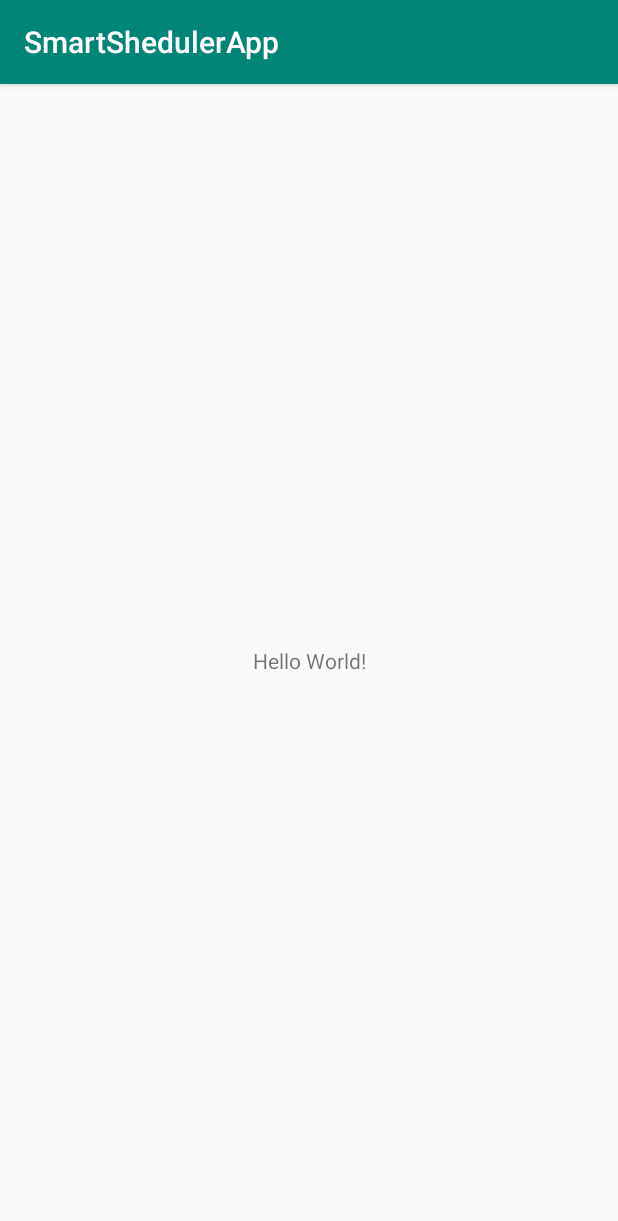
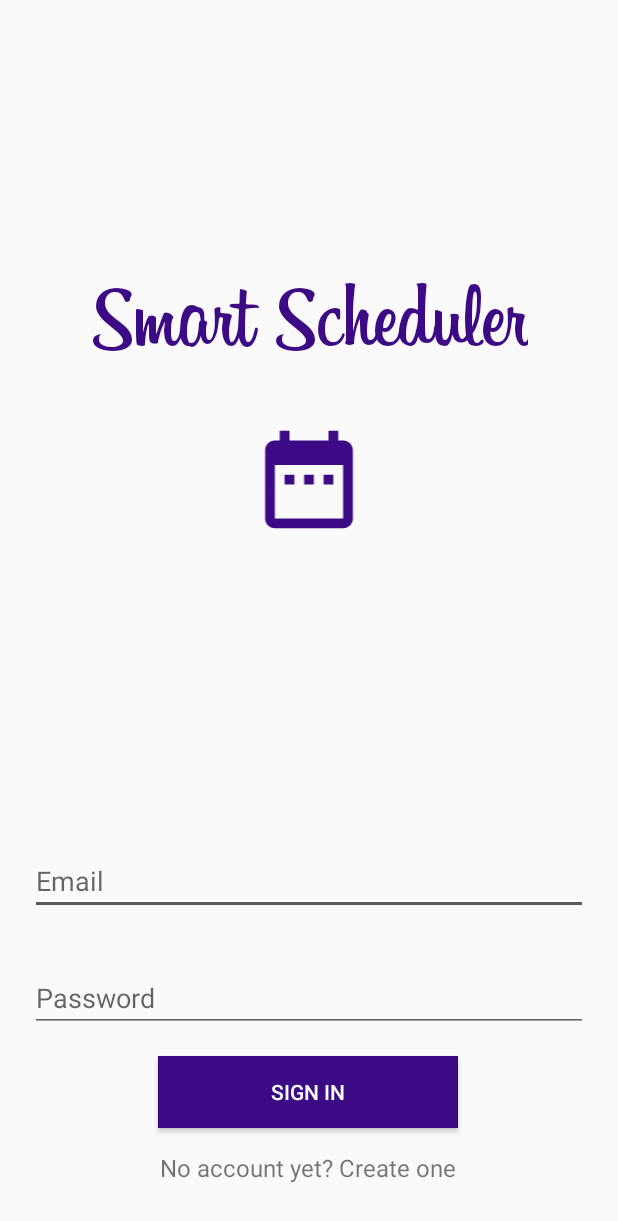
Before and after one commit to MilleR98/SmartScheduler_AndroidClient, an Android app: the screen it shows after launch (MainActivity before the commit, SignInActivity after it), on a phone screen of 412 x 824 dp. Shown: the top 1221 px of the screen. Run offline under Robolectric (Android 15) with nearby library versions, the light colour scheme and no system bars; our stand-ins replace ButterKnife.

Commit message:
Implemented sign in and sign up activities view and base events

```diff
--- a/app/src/main/java/com/example/smartshedulerapp/MainActivity.java
+++ /dev/null
@@ -1,13 +0,0 @@
-package com.example.smartshedulerapp;
-
-import android.support.v7.app.AppCompatActivity;
-import android.os.Bundle;
-
-public class MainActivity extends AppCompatActivity {
-
-    @Override
-    protected void onCreate(Bundle savedInstanceState) {
-        super.onCreate(savedInstanceState);
-        setContentView(R.layout.activity_main);
-    }
-}
--- /dev/null
+++ b/app/src/main/java/com/example/smartshedulerapp/model/SignInDTO.java
@@ -0,0 +1,4 @@
+package com.example.smartshedulerapp.model;
+
+public class SignInDTO {
+}
--- /dev/null
+++ b/app/src/main/java/com/example/smartshedulerapp/model/SignUpDTO.java
@@ -0,0 +1,5 @@
+package com.example.smartshedulerapp.model;
+
+@Data
+public class SignUpDTO {
+}
--- /dev/null
+++ b/app/src/main/java/com/example/smartshedulerapp/model/UserInfo.java
@@ -0,0 +1,4 @@
+package com.example.smartshedulerapp.model;
+
+public class UserInfo {
+}
--- /dev/null
+++ b/app/src/main/res/drawable/ic_date_range_black_36dp.xml
@@ -0,0 +1,10 @@
+<?xml version="1.0" encoding="UTF-8" standalone="no"?>
+<vector xmlns:android="http://schemas.android.com/apk/res/android"
+    android:width="36dp"
+    android:height="36dp"
+    android:viewportWidth="24.0"
+    android:viewportHeight="24.0">
+    <path
+        android:fillColor="@color/colorPrimaryDark"
+        android:pathData="M9,11L7,11v2h2v-2zM13,11h-2v2h2v-2zM17,11h-2v2h2v-2zM19,4h-1L18,2h-2v2L8,4L8,2L6,2v2L5,4c-1.11,0 -1.99,0.9 -1.99,2L3,20c0,1.1 0.89,2 2,2h14c1.1,0 2,-0.9 2,-2L21,6c0,-1.1 -0.9,-2 -2,-2zM19,20L5,20L5,9h14v11z" />
+</vector>
--- a/app/src/main/res/layout/activity_main.xml
+++ /dev/null
@@ -1,18 +0,0 @@
-<?xml version="1.0" encoding="utf-8"?>
-<android.support.constraint.ConstraintLayout xmlns:android="http://schemas.android.com/apk/res/android"
-    xmlns:app="http://schemas.android.com/apk/res-auto"
-    xmlns:tools="http://schemas.android.com/tools"
-    android:layout_width="match_parent"
-    android:layout_height="match_parent"
-    tools:context=".MainActivity">
-
-    <TextView
-        android:layout_width="wrap_content"
-        android:layout_height="wrap_content"
-        android:text="Hello World!"
-        app:layout_constraintBottom_toBottomOf="parent"
-        app:layout_constraintLeft_toLeftOf="parent"
-        app:layout_constraintRight_toRightOf="parent"
-        app:layout_constraintTop_toTopOf="parent" />
-
-</android.support.constraint.ConstraintLayout>
--- /dev/null
+++ b/app/src/main/res/layout/activity_sign_in.xml
@@ -0,0 +1,105 @@
+<?xml version="1.0" encoding="utf-8"?>
+<androidx.constraintlayout.widget.ConstraintLayout
+    xmlns:android="http://schemas.android.com/apk/res/android"
+    xmlns:app="http://schemas.android.com/apk/res-auto"
+    xmlns:tools="http://schemas.android.com/tools"
+    android:layout_width="match_parent"
+    android:layout_height="match_parent"
+    tools:context=".activity.SignInActivity">
+
+    <TextView
+        android:id="@+id/textView"
+        android:layout_width="wrap_content"
+        android:layout_height="wrap_content"
+        android:layout_marginStart="8dp"
+        android:layout_marginTop="8dp"
+        android:layout_marginEnd="8dp"
+        android:layout_marginBottom="8dp"
+        android:fontFamily="@font/billabong"
+        android:text="Smart Scheduler"
+        android:textAlignment="center"
+        android:textColor="@color/colorPrimaryDark"
+        android:textSize="60sp"
+        app:layout_constraintBottom_toBottomOf="parent"
+        app:layout_constraintEnd_toEndOf="parent"
+        app:layout_constraintHorizontal_bias="0.495"
+        app:layout_constraintStart_toStartOf="parent"
+        app:layout_constraintTop_toTopOf="parent"
+        app:layout_constraintVertical_bias="0.241" />
+
+
+    <Button
+        android:id="@+id/signInButton"
+        android:layout_width="200dp"
+        android:layout_height="wrap_content"
+        android:layout_marginStart="8dp"
+        android:layout_marginEnd="8dp"
+        android:layout_marginBottom="72dp"
+        android:background="@color/colorPrimaryDark"
+        android:text="Sign in"
+        android:textColor="@android:color/white"
+        app:layout_constraintBottom_toBottomOf="parent"
+        app:layout_constraintEnd_toEndOf="parent"
+        app:layout_constraintHorizontal_bias="0.497"
+        app:layout_constraintStart_toStartOf="parent" />
+
+
+    <EditText
+        android:id="@+id/emailInput"
+        android:layout_width="0dp"
+        android:hint="Email"
+        app:layout_constraintHorizontal_weight=".80"
+        android:layout_height="wrap_content"
+        android:layout_marginStart="20dp"
+        android:layout_marginTop="156dp"
+        android:layout_marginEnd="20dp"
+        android:layout_marginBottom="8dp"
+        android:ems="10"
+        android:inputType="textEmailAddress"
+        app:layout_constraintBottom_toTopOf="@+id/passwordInput"
+        app:layout_constraintEnd_toEndOf="parent"
+        app:layout_constraintStart_toStartOf="parent"
+        app:layout_constraintTop_toBottomOf="@+id/textView"
+        app:layout_constraintVertical_bias="0.846" />
+
+    <EditText
+        android:id="@+id/passwordInput"
+        android:hint="Password"
+        android:layout_width="0dp"
+        android:layout_height="wrap_content"
+        android:layout_marginStart="20dp"
+        android:layout_marginEnd="20dp"
+        android:layout_marginBottom="16dp"
+        android:ems="10"
+        android:inputType="textPassword"
+        app:layout_constraintBottom_toTopOf="@+id/signInButton"
+        app:layout_constraintEnd_toEndOf="parent"
+        app:layout_constraintStart_toStartOf="parent"/>
+
+    <TextView
+        android:id="@+id/linkSignUp"
+        android:layout_width="wrap_content"
+        android:layout_height="wrap_content"
+        android:layout_marginStart="8dp"
+        android:layout_marginTop="15dp"
+        android:layout_marginEnd="8dp"
+        android:text="No account yet? Create one"
+        android:textSize="16dip"
+        app:layout_constraintEnd_toEndOf="parent"
+        app:layout_constraintHorizontal_bias="0.498"
+        app:layout_constraintStart_toStartOf="parent"
+        app:layout_constraintTop_toBottomOf="@+id/signInButton" />
+
+    <ImageView
+        android:id="@+id/imageView2"
+        android:layout_width="100dp"
+        android:layout_height="78dp"
+        android:layout_marginStart="8dp"
+        android:layout_marginTop="8dp"
+        android:layout_marginEnd="8dp"
+        app:layout_constraintEnd_toEndOf="parent"
+        app:layout_constraintStart_toStartOf="parent"
+        app:layout_constraintTop_toBottomOf="@+id/textView"
+        app:srcCompat="@drawable/ic_date_range_black_36dp" />
+
+</androidx.constraintlayout.widget.ConstraintLayout>
--- a/app/src/main/res/values/colors.xml
+++ b/app/src/main/res/values/colors.xml
@@ -1,6 +1,6 @@
 <?xml version="1.0" encoding="utf-8"?>
 <resources>
-    <color name="colorPrimary">#008577</color>
-    <color name="colorPrimaryDark">#00574B</color>
-    <color name="colorAccent">#D81B60</color>
+    <color name="colorPrimary">#5E25B7</color>
+    <color name="colorPrimaryDark">#3C0A85</color>
+    <color name="colorAccent">#5A5A5A</color>
 </resources>
--- a/app/src/main/res/values/styles.xml
+++ b/app/src/main/res/values/styles.xml
@@ -1,7 +1,7 @@
 <resources>
 
     <!-- Base application theme. -->
-    <style name="AppTheme" parent="Theme.AppCompat.Light.DarkActionBar">
+    <style name="AppTheme" parent="Theme.AppCompat.Light.NoActionBar">
         <!-- Customize your theme here. -->
         <item name="colorPrimary">@color/colorPrimary</item>
         <item name="colorPrimaryDark">@color/colorPrimaryDark</item>
--- a/gradle.properties
+++ b/gradle.properties
@@ -7,6 +7,8 @@
 # Specifies the JVM arguments used for the daemon process.
 # The setting is particularly useful for tweaking memory settings.
 org.gradle.jvmargs=-Xmx1536m
+android.useAndroidX=true
+android.enableJetifier=true
 # When configured, Gradle will run in incubating parallel mode.
 # This option should only be used with decoupled projects. More details, visit
 # http://www.gradle.org/docs/current/userguide/multi_project_builds.html#sec:decoupled_projects
```
Also changed, not shown: app/build.gradle (+18 -1 lines), app/src/main/AndroidManifest.xml (+7 -2 lines), app/src/main/java/com/example/smartshedulerapp/activity/SignInActivity.java (added, +132 -0 lines), app/src/main/java/com/example/smartshedulerapp/activity/SignUpActivity.java (added, +112 -0 lines), app/src/main/res/drawable/ic_account_circle_black_36dp.xml (added, +10 -0 lines), app/src/main/res/layout/activity_sign_up.xml (added, +119 -0 lines), app/src/main/res/font/billabong.ttf (added), 2 other files.
